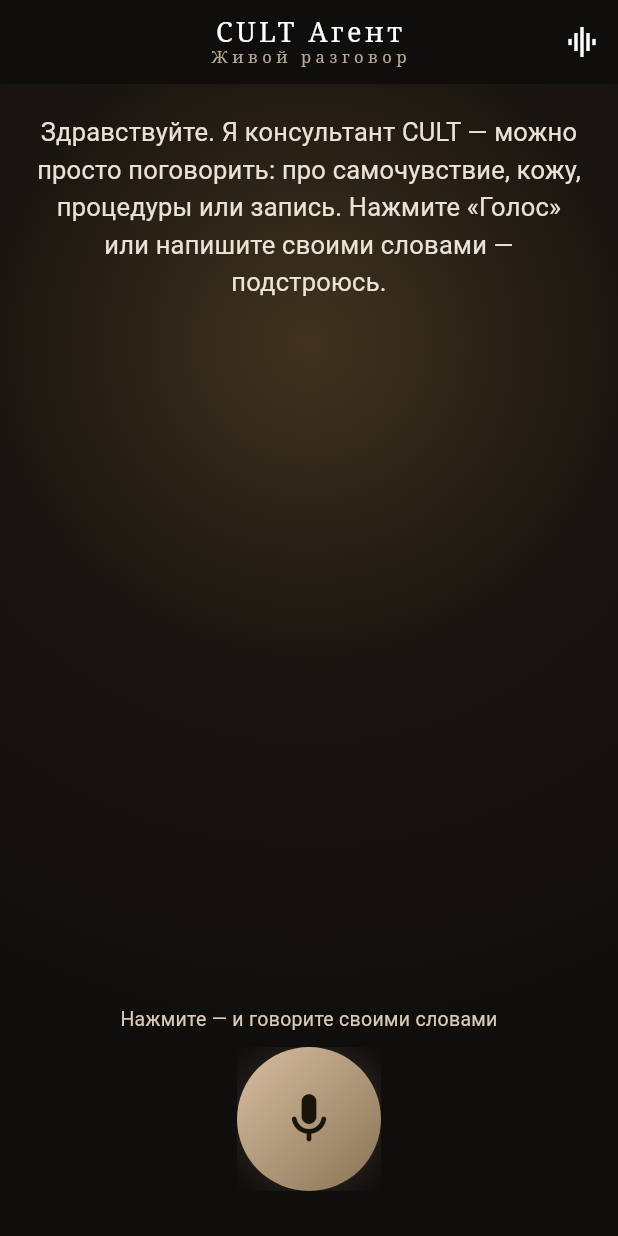
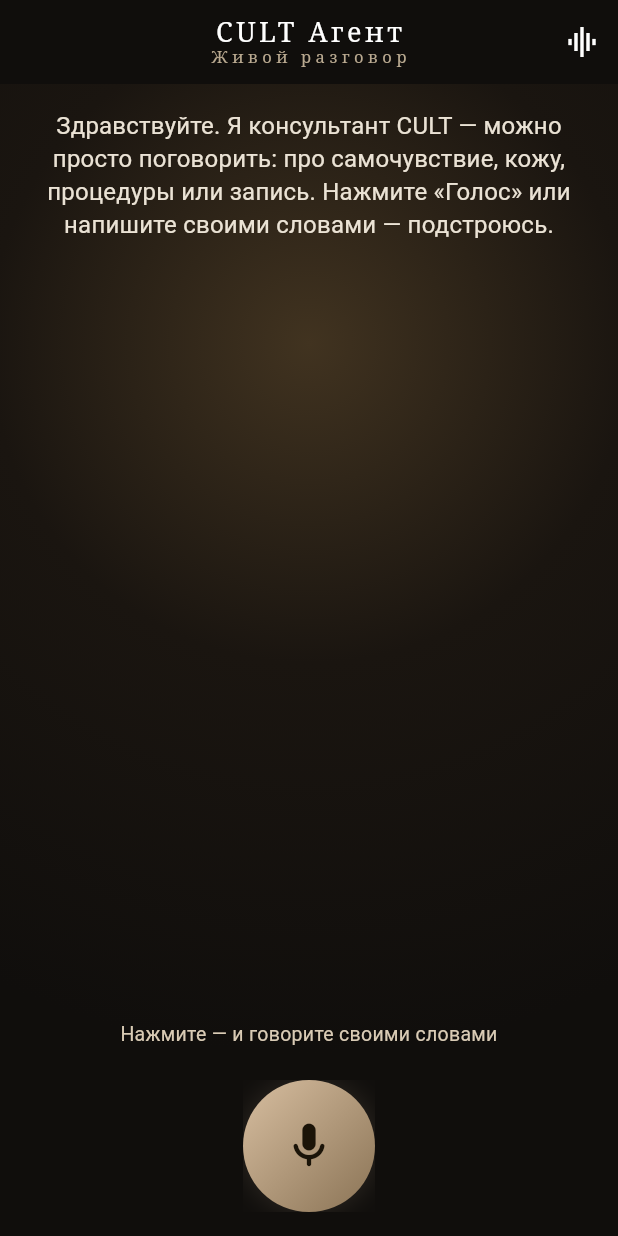
Before and after one commit to sifonyarya-afk/cult, a Flutter app: the AgentVoicePage screen opened directly, on a phone screen of 412 x 824 dp. Run offline on Flutter 3.47's test engine with Material 3 defaults, Android fonts, the phone set to English and light mode, and no system bars; our stand-ins replace audioplayers, flutter_tts, shared_preferences, speech_to_text; accounts and stored records are empty.

Commit message:
Fix Agent tab Column overflow above bottom nav.
Drop nested SafeArea, pin suggest cards and mic to fixed heights
so the voice screen no longer yellow-stripes on the center tab.

Co-authored-by: vladlazarevmp9875 <vladlazarevmp9875@rambler.ru>

```diff
--- a/mobile/lib/data.dart
+++ b/mobile/lib/data.dart
@@ -816,7 +816,7 @@ class Contact {
 }
 
 /// Bump when shipping a user-visible feature so Settings proves the Mac build is fresh.
-const cultBuildTag = 'agent-nav-center-v20';
+const cultBuildTag = 'agent-layout-fix-v21';
 
 const contacts = <Contact>[
   Contact(
--- a/mobile/lib/pages/agent_voice.dart
+++ b/mobile/lib/pages/agent_voice.dart
@@ -372,9 +372,11 @@ class _AgentVoicePageState extends State<AgentVoicePage>
     final hero = _heroReply ?? contacts.firstWhere((c) => c.id == 'bot').seed;
     final lastUser = _lastUserLine;
 
+    // Embedded above shell bottom nav — no extra SafeArea (that caused Column overflow).
     return Scaffold(
       backgroundColor: const Color(0xFF100E0C),
       appBar: AppBar(
+        toolbarHeight: 56,
         backgroundColor: Colors.transparent,
         foregroundColor: Colors.white,
         elevation: 0,
@@ -436,12 +438,12 @@ class _AgentVoicePageState extends State<AgentVoicePage>
                 stops: const [0, 0.45, 1],
               ),
             ),
-        child: SafeArea(
             child: Column(
+              crossAxisAlignment: CrossAxisAlignment.stretch,
               children: [
                 if (_offers.isNotEmpty)
                   SizedBox(
-                  height: 112,
+                    height: 104,
                     child: ListView.separated(
                       padding: const EdgeInsets.fromLTRB(16, 4, 16, 0),
                       scrollDirection: Axis.horizontal,
@@ -475,7 +477,7 @@ class _AgentVoicePageState extends State<AgentVoicePage>
                 Expanded(
                   child: ListView(
                     controller: _scroll,
-                  padding: const EdgeInsets.fromLTRB(24, 20, 24, 12),
+                    padding: const EdgeInsets.fromLTRB(24, 16, 24, 12),
                     children: [
                       if (lastUser != null && lastUser.isNotEmpty) ...[
                         Text(
@@ -487,7 +489,7 @@ class _AgentVoicePageState extends State<AgentVoicePage>
                             height: 1.35,
                           ),
                         ),
-                      const SizedBox(height: 18),
+                        const SizedBox(height: 14),
                       ],
                       AnimatedOpacity(
                         duration: const Duration(milliseconds: 280),
@@ -497,15 +499,15 @@ class _AgentVoicePageState extends State<AgentVoicePage>
                           textAlign: TextAlign.center,
                           style: TextStyle(
                             color: const Color(0xFFF3EBDD),
-                          fontSize: hero.length > 160 ? 17 : 20,
-                          height: 1.45,
+                            fontSize: hero.length > 160 ? 16 : 19,
+                            height: 1.4,
                             fontWeight: FontWeight.w400,
                             letterSpacing: 0.15,
                           ),
                         ),
                       ),
                       if (_partial.isNotEmpty) ...[
-                      const SizedBox(height: 28),
+                        const SizedBox(height: 20),
                         Text(
                           _partial,
                           textAlign: TextAlign.center,
@@ -516,13 +518,13 @@ class _AgentVoicePageState extends State<AgentVoicePage>
                               _pulse.value,
                             ),
                             fontSize: 16,
-                          height: 1.4,
+                            height: 1.35,
                             fontStyle: FontStyle.italic,
                           ),
                         ),
                       ],
                       if (messages.length > 2) ...[
-                      const SizedBox(height: 28),
+                        const SizedBox(height: 20),
                         ...messages
                             .where((m) => m.from == 'them')
                             .toList()
@@ -533,7 +535,7 @@ class _AgentVoicePageState extends State<AgentVoicePage>
                             .reversed
                             .map(
                               (m) => Padding(
-                              padding: const EdgeInsets.only(bottom: 12),
+                                padding: const EdgeInsets.only(bottom: 10),
                                 child: Text(
                                   m.text,
                                   textAlign: TextAlign.center,
@@ -550,13 +552,15 @@ class _AgentVoicePageState extends State<AgentVoicePage>
                   ),
                 ),
                 Padding(
-                padding: const EdgeInsets.fromLTRB(28, 0, 28, 10),
+                  padding: const EdgeInsets.fromLTRB(24, 0, 24, 6),
                   child: AnimatedSwitcher(
                     duration: const Duration(milliseconds: 220),
                     child: Text(
                       _status,
                       key: ValueKey(_status),
                       textAlign: TextAlign.center,
+                      maxLines: 2,
+                      overflow: TextOverflow.ellipsis,
                       style: TextStyle(
                         color: _speechDenied
                             ? const Color(0xFFFFB4A8)
@@ -568,25 +572,28 @@ class _AgentVoicePageState extends State<AgentVoicePage>
                     ),
                   ),
                 ),
-              Padding(
-                padding: const EdgeInsets.only(bottom: 30),
+                SizedBox(
+                  height: 120,
+                  child: Center(
                     child: Builder(
                       builder: (context) {
                         final active = _listening || _speaking;
-                    final scale = active ? 1 + (_pulse.value * 0.07) : 1.0;
-                    final ring = active ? 10 + (_pulse.value * 14) : 0.0;
+                        final scale = active ? 1 + (_pulse.value * 0.06) : 1.0;
+                        final ring = active ? 8 + (_pulse.value * 10) : 0.0;
                         return Stack(
                           alignment: Alignment.center,
+                          clipBehavior: Clip.none,
                           children: [
                             if (active)
                               Container(
-                            width: 96 + ring,
-                            height: 96 + ring,
+                                width: 88 + ring,
+                                height: 88 + ring,
                                 decoration: BoxDecoration(
                                   shape: BoxShape.circle,
                                   border: Border.all(
-                                color: Cult.sand
-                                    .withValues(alpha: 0.28 + _pulse.value * 0.22),
+                                    color: Cult.sand.withValues(
+                                      alpha: 0.28 + _pulse.value * 0.22,
+                                    ),
                                     width: 1.2,
                                   ),
                                 ),
@@ -606,8 +613,8 @@ class _AgentVoicePageState extends State<AgentVoicePage>
                                     customBorder: const CircleBorder(),
                                     onTap: () => _onMainButton(store),
                                     child: Ink(
-                                  width: 96,
-                                  height: 96,
+                                      width: 88,
+                                      height: 88,
                                       decoration: BoxDecoration(
                                         shape: BoxShape.circle,
                                         gradient: LinearGradient(
@@ -633,8 +640,7 @@ class _AgentVoicePageState extends State<AgentVoicePage>
                                             color: Cult.sand.withValues(
                                               alpha: _listening ? 0.35 : 0.16,
                                             ),
-                                        blurRadius: _listening ? 32 : 18,
-                                        spreadRadius: _listening ? 1 : 0,
+                                            blurRadius: _listening ? 28 : 16,
                                           ),
                                         ],
                                       ),
@@ -644,7 +650,7 @@ class _AgentVoicePageState extends State<AgentVoicePage>
                                             : (_speaking
                                                 ? Icons.volume_up_rounded
                                                 : Icons.mic_rounded),
-                                    size: 40,
+                                        size: 36,
                                         color: const Color(0xFF1B1408),
                                       ),
                                     ),
@@ -657,8 +663,8 @@ class _AgentVoicePageState extends State<AgentVoicePage>
                       },
                     ),
                   ),
+                ),
               ],
-          ),
             ),
           );
         },
@@ -691,27 +697,30 @@ class _SuggestCard extends StatelessWidget {
       child: InkWell(
         borderRadius: BorderRadius.circular(16),
         onTap: onTap,
-        child: Container(
-          width: 236,
-          padding: const EdgeInsets.fromLTRB(14, 12, 14, 12),
-          decoration: BoxDecoration(
-            borderRadius: BorderRadius.circular(16),
-            border: Border.all(color: Cult.sand.withValues(alpha: 0.35)),
-          ),
+        child: SizedBox(
+          width: 228,
+          height: 96,
+          child: Padding(
+            padding: const EdgeInsets.fromLTRB(12, 10, 12, 10),
             child: Column(
+              mainAxisSize: MainAxisSize.max,
+              mainAxisAlignment: MainAxisAlignment.spaceBetween,
               crossAxisAlignment: CrossAxisAlignment.start,
               children: [
                 Row(
                   children: [
-                  Text(
+                    Expanded(
+                      child: Text(
                         kindLabel,
+                        maxLines: 1,
+                        overflow: TextOverflow.ellipsis,
                         style: const TextStyle(
                           color: Color(0xFFB9A990),
                           fontSize: 11,
                           letterSpacing: 0.3,
                         ),
                       ),
-                  const Spacer(),
+                    ),
                     Text(
                       offer.priceLabel,
                       style: const TextStyle(
@@ -722,28 +731,25 @@ class _SuggestCard extends StatelessWidget {
                     ),
                   ],
                 ),
-              const SizedBox(height: 8),
                 Text(
                   offer.title,
                   maxLines: 1,
                   overflow: TextOverflow.ellipsis,
                   style: const TextStyle(
                     color: Colors.white,
-                  fontSize: 15,
+                    fontSize: 14,
                     fontWeight: FontWeight.w600,
                   ),
                 ),
-              const SizedBox(height: 4),
                 Text(
                   offer.subtitle,
                   maxLines: 1,
                   overflow: TextOverflow.ellipsis,
                   style: const TextStyle(
                     color: Color(0xFFC9BBA5),
-                  fontSize: 12,
+                    fontSize: 11,
                   ),
                 ),
-              const SizedBox(height: 10),
                 Row(
                   children: [
                     const Text(
@@ -774,6 +780,7 @@ class _SuggestCard extends StatelessWidget {
             ),
           ),
         ),
+      ),
     );
   }
 }
```
Also changed, not shown: 1 other file. Lines whose indentation alone changed are shown as unchanged.
